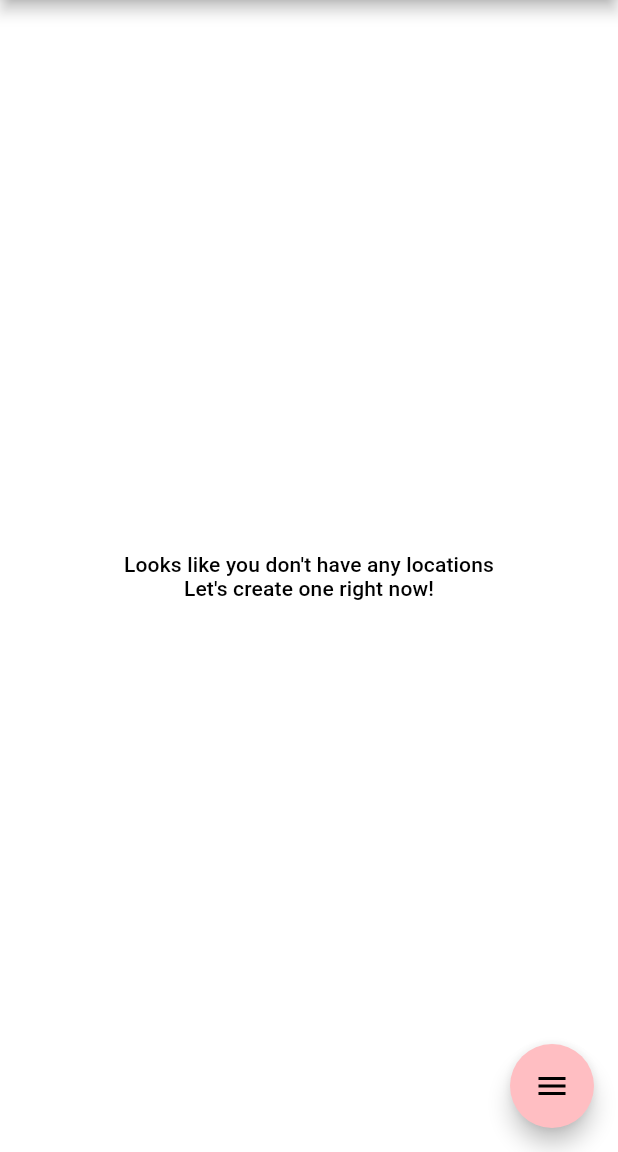
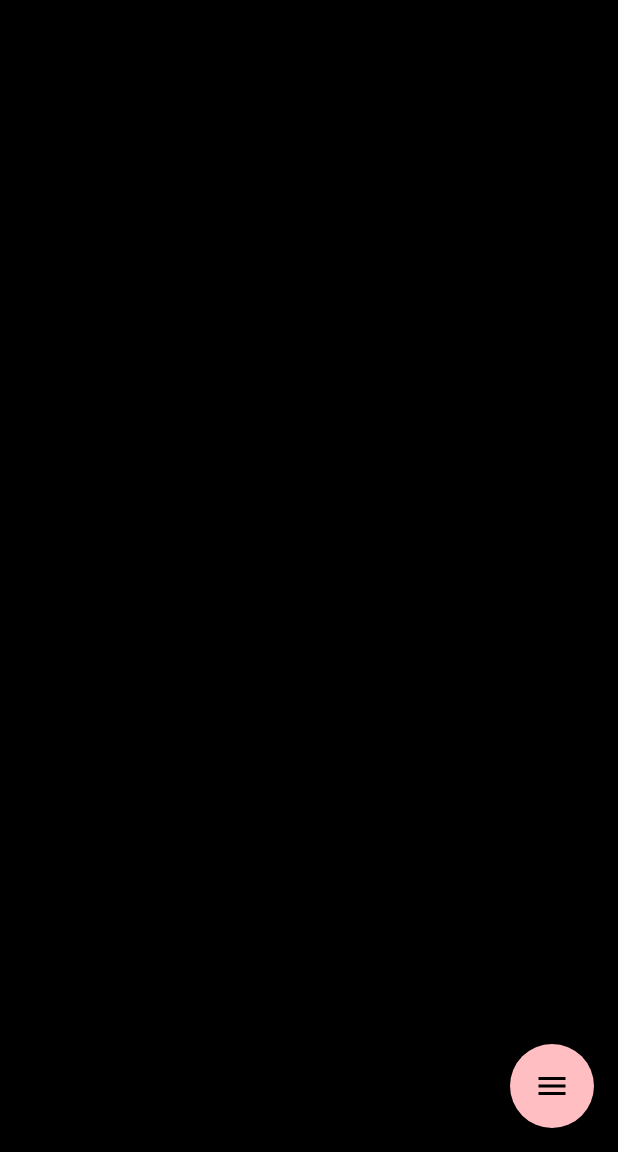
Before and after one commit to Meebuhs/sendrax, a Flutter app: the screen it shows once a user with an empty profile is signed in, on a phone screen of 412 x 824 dp, the part 84-1236 px from its top. Run offline on Flutter 3.47's test engine with Material 2 defaults, Android fonts, the phone set to English and light mode, and no system bars; our stand-ins replace bloc, cached_network_image, cloud_firestore, firebase_auth, firebase_storage, flutter_bloc and 2 more; accounts and stored records are empty; statements that could not run were skipped.

Commit message:
Fix background transparency

```diff
--- a/lib/main.dart
+++ b/lib/main.dart
@@ -24,7 +24,7 @@ class _sendraxState extends State<sendrax> {
             primaryColor: primaryColour,
             accentColor: accentColour,
             errorColor: errorColour,
-            backgroundColor: Color(0x00000000),
+            backgroundColor: Color(0xff000000),
             cardColor: Color(0xff1f1f1f),
             dialogBackgroundColor: Color(0xff333333),
             canvasColor: Color(0xff1f1f1f),
--- a/pubspec.yaml
+++ b/pubspec.yaml
@@ -1,7 +1,7 @@
 name: sendrax
 description: Easily log climbs and track progress indoors and out.
 
-version: 0.0.0+94
+version: 0.0.0+95
 
 environment:
   sdk: ">=2.1.0 <3.0.0"
```
